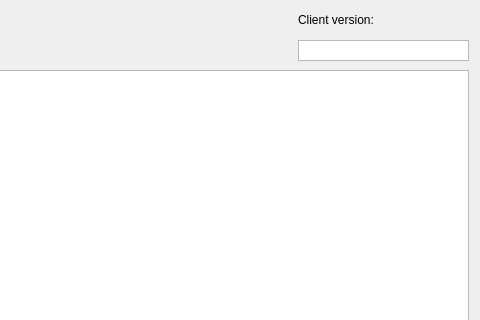
This is tellae_services_dialog_base.ui in tellae/qgis-tellae-plugin as Qt 5 draws it before an edit; both pictures show x 262 to 742 and y 0 to 320 of the 742 by 442 pixel window. The edited form follows.
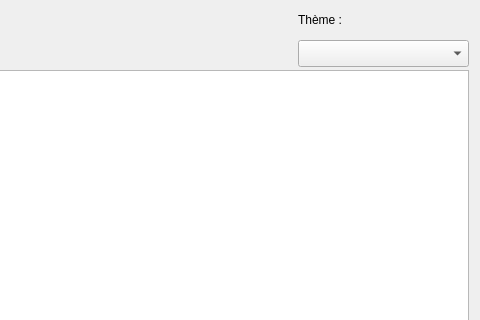
This is the edited form.

Commit message: update theme selector to use QComboBox

The edit to the form file:
```diff
--- a/tellae_services_dialog_base.ui
+++ b/tellae_services_dialog_base.ui
@@ -29,19 +29,6 @@
     <set>QDialogButtonBox::Cancel|QDialogButtonBox::Ok</set>
    </property>
   </widget>
-  <widget class="QLabel" name="version_label">
-   <property name="geometry">
-    <rect>
-     <x>560</x>
-     <y>10</y>
-     <width>171</width>
-     <height>20</height>
-    </rect>
-   </property>
-   <property name="text">
-    <string>Client version:</string>
-   </property>
-  </widget>
   <widget class="QTableWidget" name="tableWidget">
    <property name="geometry">
     <rect>
@@ -93,17 +80,36 @@
     <string>TextLabel</string>
    </property>
   </widget>
-  <widget class="QListWidget" name="themeSelector">
+  <widget class="QComboBox" name="themeSelector">
    <property name="geometry">
     <rect>
      <x>560</x>
      <y>40</y>
      <width>171</width>
-     <height>21</height>
+     <height>27</height>
     </rect>
    </property>
-   <property name="selectionMode">
-    <enum>QAbstractItemView::MultiSelection</enum>
+   <property name="editable">
+    <bool>false</bool>
+   </property>
+   <property name="currentText">
+    <string/>
+   </property>
+   <property name="frame">
+    <bool>true</bool>
+   </property>
+  </widget>
+  <widget class="QLabel" name="label">
+   <property name="geometry">
+    <rect>
+     <x>560</x>
+     <y>10</y>
+     <width>66</width>
+     <height>19</height>
+    </rect>
+   </property>
+   <property name="text">
+    <string>Thème :</string>
    </property>
   </widget>
  </widget>
```
Left out of the diff: 3 changed lines with no effect on the pictures. The commit also changes 3 other files.
